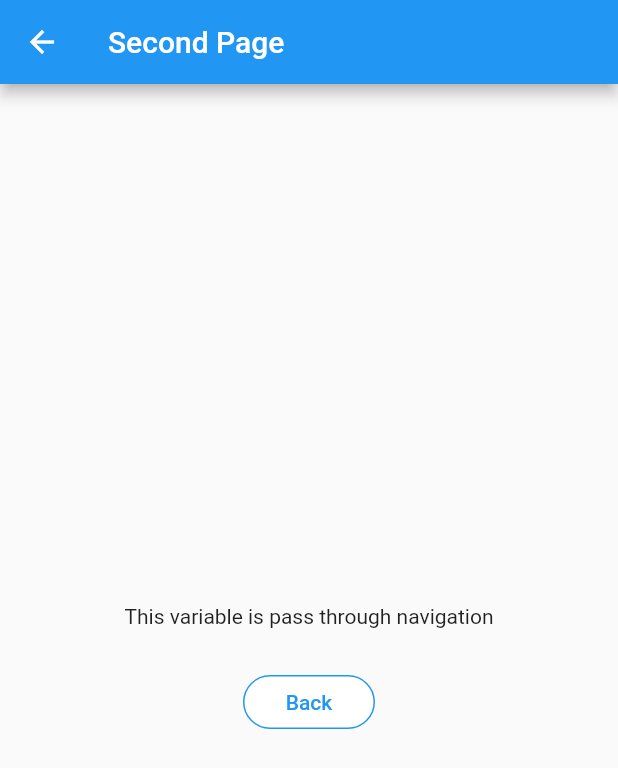
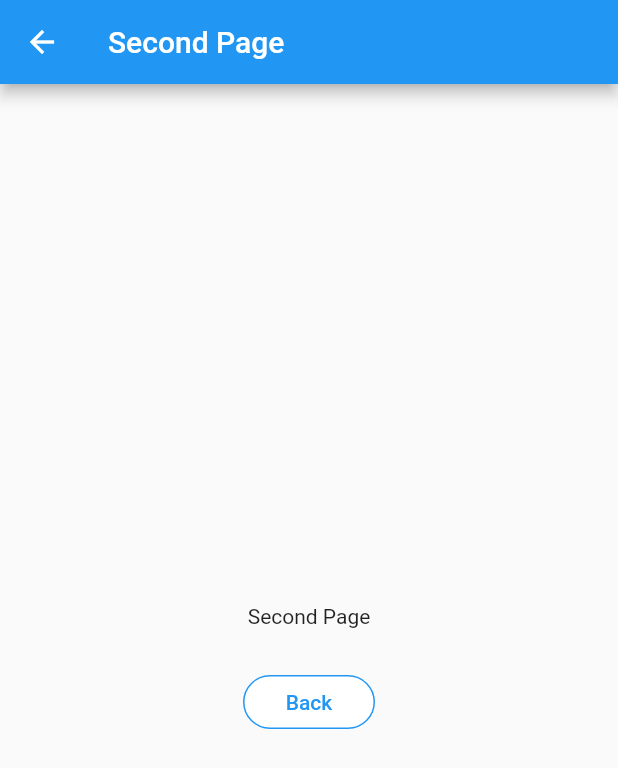
Before and after one commit to azadsiliconlogics/DemoFlutter, a Flutter app: the screen it shows after launch, after a tap on "Second Page", on a phone screen of 412 x 824 dp. Shown: the top 768 px of the screen. Run offline on Flutter 3.47's test engine with Material 2 defaults, Android fonts, the phone set to English and light mode, and no system bars.

Commit message:
copy from tharindu branch

```diff
--- /dev/null
+++ b/demo/lib/commons/route_generator.dart
@@ -0,0 +1,53 @@
+import 'package:demo/views/fourth_page.dart';
+import 'package:demo/views/home.dart';
+import 'package:flutter/material.dart';
+import 'package:demo/views/first_page.dart';
+import 'package:demo/views/second_page.dart';
+import 'package:demo/views/third_page.dart';
+import 'package:demo/commons/arguements.dart';
+
+class RouteGenerator {
+  static Route<dynamic> generateRoute(RouteSettings settings) {
+    // Getting arguments passed in while calling Navigator.pushNamed
+    final args = settings.arguments;
+
+    switch (settings.name) {
+      case '/':
+        return MaterialPageRoute(builder: (_) => HomePage());
+      case '/first':
+        return MaterialPageRoute(builder: (_) => FirstPage());
+      case '/second':
+        // If we passing a data, we should validate the data type
+        if (args is String) {
+          return MaterialPageRoute(
+            builder: (_) => SecondPage(title: args),
+          );
+        }
+        return _errorRoute(); // If args is not of the correct type, return an error page.
+      case '/third':
+        if (args is ThirdPageArguments) {
+          return MaterialPageRoute(
+            builder: (_) => ThirdPage(data: args),
+          );
+        }
+        return _errorRoute(); // If args is not of the correct type, return an error page.
+      case '/fourth':
+        return MaterialPageRoute(builder: (_) => FourthPage());
+      default:
+        return _errorRoute(); // If there is no such named route in the switch statement, e.g. /fifth
+    }
+  }
+
+  static Route<dynamic> _errorRoute() {
+    return MaterialPageRoute(builder: (_) {
+      return Scaffold(
+        appBar: AppBar(
+          title: Text('Error'),
+        ),
+        body: Center(
+          child: Text('ERROR'),
+        ),
+      );
+    });
+  }
+}
--- a/demo/lib/main.dart
+++ b/demo/lib/main.dart
@@ -1,8 +1,6 @@
-import 'package:demo/views/first_page.dart';
 import 'package:flutter/material.dart';
 import 'package:demo/views/home.dart';
-import 'package:demo/views/second_page.dart';
-import 'package:demo/views/third_page.dart';
+import 'package:demo/commons/route_generator.dart';
 
 void main() {
   runApp(MyApp());
@@ -19,11 +17,8 @@ class MyApp extends StatelessWidget {
       ),
       //Define Route Map for Named Routes
       initialRoute: '/',
-      routes: {
-        '/first': (context) => FirstPage(), //Named route for first screen
-        '/second': (context) => SecondPage(), //Named route for second screen
-        '/third': (context) => ThirdPage(), //Named route for third screen
-      },
+      //Instead of route map we have set generate route function using onGenerateRoute
+      onGenerateRoute: RouteGenerator.generateRoute,
       home: HomePage(title: 'Flutter Routing Example'),
     );
   }
--- a/demo/lib/views/fourth_page.dart
+++ b/demo/lib/views/fourth_page.dart
@@ -27,7 +27,7 @@ class FourthPage extends StatelessWidget {
               padding: EdgeInsets.all(8.0),
               onPressed: () {
                 //pass the data to previous screen through back navigation
-                Navigator.pop(context, 'This data come from fourth screen');
+                Navigator.pop(context, 'This data come from third screen');
               },
               child: Text(
                 "Back",
--- a/demo/lib/views/home.dart
+++ b/demo/lib/views/home.dart
@@ -1,8 +1,4 @@
-import 'package:demo/views/fourth_page.dart';
 import 'package:flutter/material.dart';
-import 'package:demo/views/first_page.dart';
-import 'package:demo/views/second_page.dart';
-import 'package:demo/views/third_page.dart';
 import 'package:demo/commons/arguements.dart';
 
 class HomePage extends StatefulWidget {
@@ -16,6 +12,7 @@ class HomePage extends StatefulWidget {
 
 class _HomePageState extends State<HomePage> {
   var message = "This will show you message from fourth screen.";
+
   @override
   Widget build(BuildContext context) {
     return Scaffold(
@@ -24,20 +21,14 @@ class _HomePageState extends State<HomePage> {
       ),
       body: Center(
           child: Container(
-        padding: EdgeInsets.only(top: 25),
+        padding: EdgeInsets.only(top: 55),
         child: Column(
           mainAxisAlignment: MainAxisAlignment.start,
           children: <Widget>[
             Container(
               padding: EdgeInsets.only(top: 15, bottom: 50),
               child: Text(
-                'Flutter Routing Example',
-              ),
-            ),
-            Container(
-              padding: EdgeInsets.only(top: 15, bottom: 25),
-              child: Text(
-                'Material Routes',
+                'Flutter Route Generator Example',
               ),
             ),
             FlatButton(
@@ -48,11 +39,7 @@ class _HomePageState extends State<HomePage> {
               textColor: Colors.blue,
               padding: EdgeInsets.all(8.0),
               onPressed: () {
-                //Simple Material Route
-                Navigator.push(
-                  context,
-                  MaterialPageRoute(builder: (context) => FirstPage()),
-                );
+                Navigator.pushNamed(context, '/first');
               },
               child: Text(
                 "First Page",
@@ -69,17 +56,35 @@ class _HomePageState extends State<HomePage> {
               textColor: Colors.blue,
               padding: EdgeInsets.all(8.0),
               onPressed: () {
-                //Pass data with Material Route
-
-                Navigator.push(
-                  context,
-                  MaterialPageRoute(
-                      builder: (context) => SecondPage(
-                          title: "This variable is pass through navigation")),
+                Navigator.of(context).pushNamed(
+                  '/second',
+                  arguments:
+                      "Second Page", //This is really importan. Here you should pass every parameter as arguments
                 );
               },
               child: Text(
                 "Second Page",
+                style: TextStyle(
+                  fontSize: 14.0,
+                ),
+              ),
+            ),
+            FlatButton(
+              shape: RoundedRectangleBorder(
+                  borderRadius: BorderRadius.circular(18.0),
+                  side: BorderSide(color: Colors.blue)),
+              color: Colors.white,
+              textColor: Colors.blue,
+              padding: EdgeInsets.all(8.0),
+              onPressed: () {
+                Navigator.of(context).pushNamed(
+                  '/third',
+                  arguments: ThirdPageArguments(
+                      "Third Page", "This message pass through named route"),
+                );
+              },
+              child: Text(
+                "Third Page",
                 style: TextStyle(
                   fontSize: 14.0,
                 ),
@@ -105,50 +110,6 @@ class _HomePageState extends State<HomePage> {
             Text(
               this.message,
             ),
-            Container(
-              padding: EdgeInsets.only(top: 75, bottom: 30),
-              child: Text(
-                'Named Routes',
-              ),
-            ),
-            FlatButton(
-              shape: RoundedRectangleBorder(
-                  borderRadius: BorderRadius.circular(18.0),
-                  side: BorderSide(color: Colors.blue)),
-              color: Colors.white,
-              textColor: Colors.blue,
-              padding: EdgeInsets.all(8.0),
-              onPressed: () {
-                //Named Route for first screen
-                Navigator.pushNamed(context, '/first');
-              },
-              child: Text(
-                "First Page",
-                style: TextStyle(
-                  fontSize: 14.0,
-                ),
-              ),
-            ),
-            FlatButton(
-              shape: RoundedRectangleBorder(
-                  borderRadius: BorderRadius.circular(18.0),
-                  side: BorderSide(color: Colors.blue)),
-              color: Colors.white,
-              textColor: Colors.blue,
-              padding: EdgeInsets.all(8.0),
-              onPressed: () {
-                //Pass data with Named route
-                var arg = ThirdPageArguments(
-                    "Third Page", "This message pass through named route");
-                Navigator.pushNamed(context, '/third', arguments: arg);
-              },
-              child: Text(
-                "Third Page",
-                style: TextStyle(
-                  fontSize: 14.0,
-                ),
-              ),
-            ),
           ],
         ),
       )),
@@ -156,12 +117,8 @@ class _HomePageState extends State<HomePage> {
   }
 
   void navigateToFourth() async {
-    //Pass data with Material Route
-    var msg = await Navigator.push(
-      context,
-      // Create the SelectionScreen in the next step.
-      MaterialPageRoute(builder: (context) => FourthPage()),
-    );
+    //Use the same material route way to get data back
+    var msg = await Navigator.pushNamed(context, '/fourth');
     setState(() {
       this.message = msg;
     });
--- a/demo/lib/views/third_page.dart
+++ b/demo/lib/views/third_page.dart
@@ -2,13 +2,14 @@ import 'package:flutter/material.dart';
 import 'package:demo/commons/arguements.dart';
 
 class ThirdPage extends StatelessWidget {
+  final ThirdPageArguments data;
+  ThirdPage({this.data});
+
   @override
   Widget build(BuildContext context) {
-    final ThirdPageArguments args = ModalRoute.of(context).settings.arguments;
-
     return Scaffold(
       appBar: AppBar(
-        title: Text(args.title),
+        title: Text(data.title),
       ),
       body: Center(
         child: Column(
@@ -18,7 +19,7 @@ class ThirdPage extends StatelessWidget {
             Container(
               padding: EdgeInsets.only(top: 15, bottom: 25),
               child: Text(
-                args.message,
+                data.message,
               ),
             ),
             FlatButton(
```
